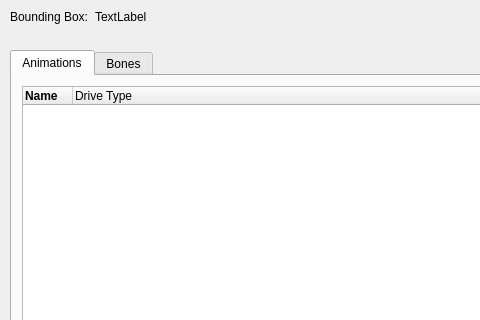
Qt form meshdialog.ui (GrognardsFromHell/EvilTemple2) before a commit; both pictures show x 0 to 480 and y 0 to 320 of the 640 by 480 pixel window.
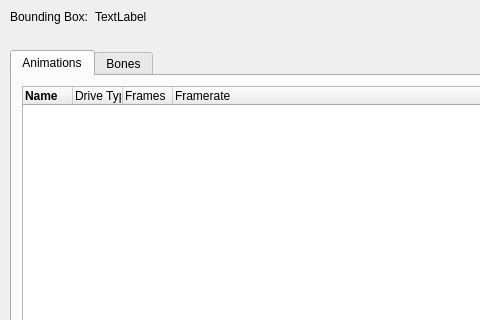
The same form after that commit.

The edit to the form file:
```diff
--- a/meshdialog.ui
+++ b/meshdialog.ui
@@ -135,6 +135,16 @@
        <string>Drive Type</string>
       </property>
      </column>
+     <column>
+      <property name="text">
+       <string>Frames</string>
+      </property>
+     </column>
+     <column>
+      <property name="text">
+       <string>Framerate</string>
+      </property>
+     </column>
     </widget>
    </widget>
    <widget class="QWidget" name="tab_2">
```
Left out of the diff: 15 changed lines with no effect on the pictures.
